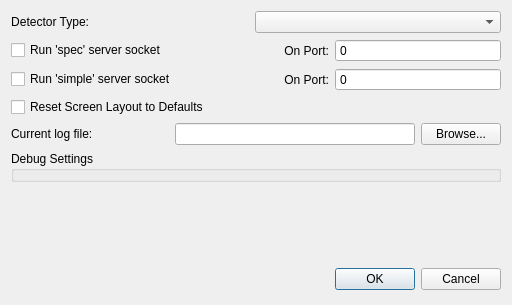
Old version of the form source/qxrdfreshstartdialog.ui in the repository guyjennings/qxrd.
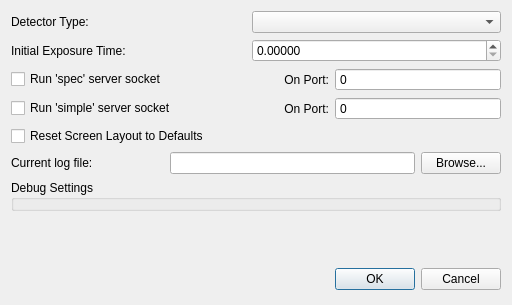
New version of the form.

Commit message: Allow initial exposure time to be set in fresh start dialog

The edit to the form file:
```diff
--- a/source/qxrdfreshstartdialog.ui
+++ b/source/qxrdfreshstartdialog.ui
@@ -17,24 +17,14 @@
    <string>Qxrd Startup Settings</string>
   </property>
   <layout class="QGridLayout" name="gridLayout">
-   <item row="0" column="0">
-    <widget class="QLabel" name="label">
-     <property name="text">
-      <string>Detector Type:</string>
-     </property>
-     <property name="alignment">
-      <set>Qt::AlignRight|Qt::AlignTrailing|Qt::AlignVCenter</set>
-     </property>
-    </widget>
-   </item>
-   <item row="1" column="0" colspan="3">
+   <item row="2" column="0" colspan="3">
     <widget class="QCheckBox" name="m_RunSpecServer">
      <property name="text">
       <string>Run 'spec' server socket</string>
      </property>
     </widget>
    </item>
-   <item row="1" column="3">
+   <item row="2" column="3">
     <widget class="QLabel" name="label_16">
      <property name="text">
       <string>On Port:</string>
@@ -44,21 +34,21 @@
      </property>
     </widget>
    </item>
-   <item row="1" column="4" colspan="2">
+   <item row="2" column="4" colspan="2">
     <widget class="QSpinBox" name="m_SpecServerPort">
      <property name="buttonSymbols">
       <enum>QAbstractSpinBox::NoButtons</enum>
      </property>
     </widget>
    </item>
-   <item row="2" column="0" colspan="3">
+   <item row="3" column="0" colspan="3">
     <widget class="QCheckBox" name="m_RunSimpleServer">
      <property name="text">
       <string>Run 'simple' server socket</string>
      </property>
     </widget>
    </item>
-   <item row="2" column="3">
+   <item row="3" column="3">
     <widget class="QLabel" name="label_15">
      <property name="text">
       <string>On Port:</string>
@@ -68,42 +58,42 @@
      </property>
     </widget>
    </item>
-   <item row="2" column="4" colspan="2">
+   <item row="3" column="4" colspan="2">
     <widget class="QSpinBox" name="m_SimpleServerPort">
      <property name="buttonSymbols">
       <enum>QAbstractSpinBox::NoButtons</enum>
      </property>
     </widget>
    </item>
-   <item row="3" column="0" colspan="6">
+   <item row="4" column="0" colspan="6">
     <widget class="QCheckBox" name="m_DefaultLayout">
      <property name="text">
       <string>Reset Screen Layout to Defaults</string>
      </property>
     </widget>
    </item>
-   <item row="4" column="0" colspan="2">
+   <item row="5" column="0" colspan="2">
     <widget class="QLabel" name="label_10">
      <property name="text">
       <string>Current log file:</string>
      </property>
     </widget>
    </item>
-   <item row="4" column="5">
+   <item row="5" column="5">
     <widget class="QPushButton" name="m_CurrentLogfileBrowse">
      <property name="text">
       <string>Browse...</string>
      </property>
     </widget>
    </item>
-   <item row="5" column="0" colspan="6">
+   <item row="6" column="0" colspan="6">
     <widget class="QGroupBox" name="m_DebugWidgets">
      <property name="title">
       <string>Debug Settings</string>
      </property>
     </widget>
    </item>
-   <item row="6" column="0" colspan="6">
+   <item row="7" column="0" colspan="6">
     <spacer name="verticalSpacer">
      <property name="orientation">
       <enum>Qt::Vertical</enum>
@@ -116,7 +106,7 @@
      </property>
     </spacer>
    </item>
-   <item row="7" column="0" colspan="4">
+   <item row="8" column="0" colspan="4">
     <spacer name="horizontalSpacer">
      <property name="orientation">
       <enum>Qt::Horizontal</enum>
@@ -129,7 +119,7 @@
      </property>
     </spacer>
    </item>
-   <item row="7" column="4" colspan="2">
+   <item row="8" column="4" colspan="2">
     <widget class="QDialogButtonBox" name="buttonBox">
      <property name="orientation">
       <enum>Qt::Horizontal</enum>
@@ -139,12 +129,36 @@
      </property>
     </widget>
    </item>
-   <item row="4" column="2" colspan="3">
+   <item row="5" column="2" colspan="3">
     <widget class="QLineEdit" name="m_CurrentLogFile"/>
    </item>
    <item row="0" column="3" colspan="3">
     <widget class="QComboBox" name="m_DetectorTypeCombo"/>
    </item>
+   <item row="0" column="0" colspan="3">
+    <widget class="QLabel" name="label">
+     <property name="text">
+      <string>Detector Type:</string>
+     </property>
+    </widget>
+   </item>
+   <item row="1" column="0" colspan="3">
+    <widget class="QLabel" name="label_2">
+     <property name="text">
+      <string>Initial Exposure Time:</string>
+     </property>
+    </widget>
+   </item>
+   <item row="1" column="3" colspan="3">
+    <widget class="QDoubleSpinBox" name="m_ExposureTime">
+     <property name="decimals">
+      <number>5</number>
+     </property>
+     <property name="singleStep">
+      <double>0.100000000000000</double>
+     </property>
+    </widget>
+   </item>
   </layout>
  </widget>
  <resources/>
```
The commit also changes 1 other file.
